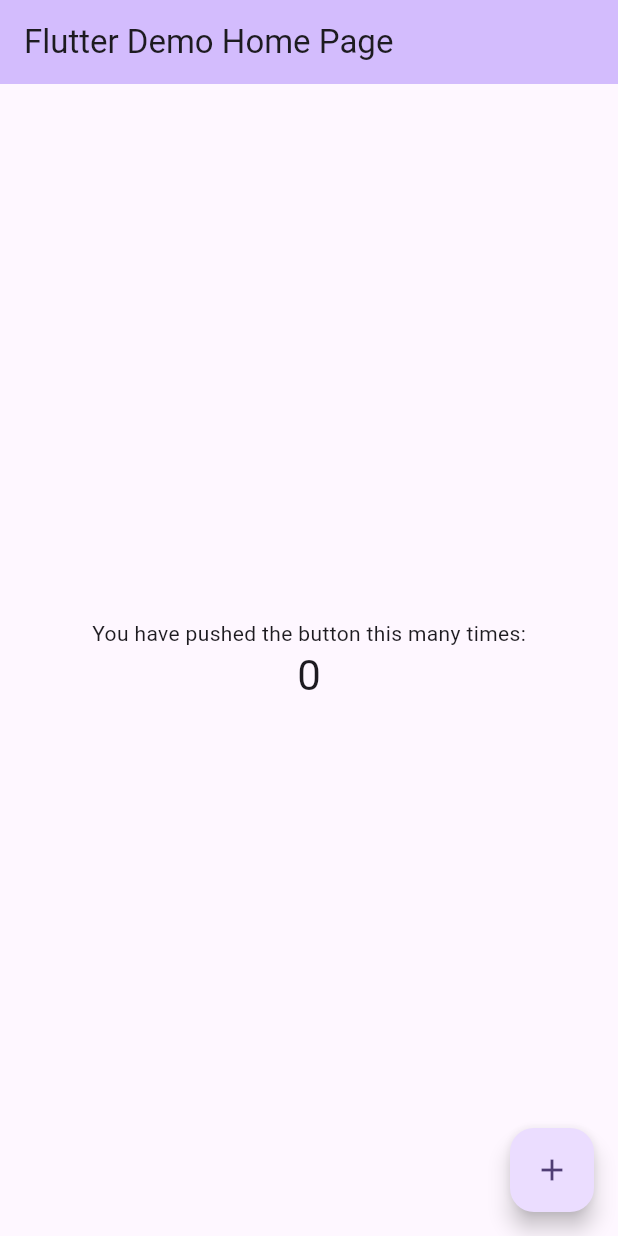
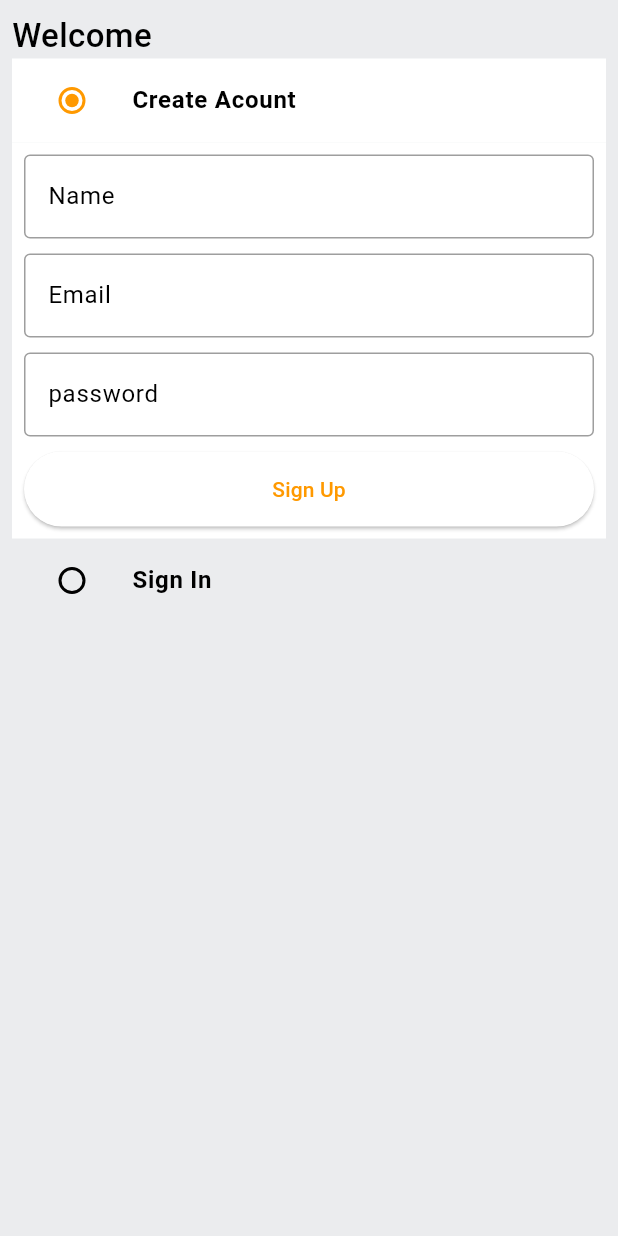
Before and after one commit to hakraoul/Ecommerce_App, a Flutter app: the screen it shows after launch, on a phone screen of 412 x 824 dp. Run offline on Flutter 3.47's test engine with Material 3 defaults, Android fonts, the phone set to English and light mode, and no system bars.

Commit message:
sign up feature

```diff
--- /dev/null
+++ b/lib/common/widgets/custom_button.dart
@@ -0,0 +1,18 @@
+import 'package:flutter/material.dart';
+
+class CustomButton extends StatelessWidget {
+  final String text;
+  final VoidCallback onTap;
+  const CustomButton({super.key, required this.text, required this.onTap});
+
+  @override
+  Widget build(BuildContext context) {
+    return ElevatedButton(
+      onPressed: onTap,
+      style: ElevatedButton.styleFrom(
+        minimumSize: const Size(double.infinity, 50),
+      ),
+      child: Text(text),
+    );
+  }
+}
--- /dev/null
+++ b/lib/common/widgets/custom_textfield.dart
@@ -0,0 +1,37 @@
+import 'package:flutter/material.dart';
+
+class CustomTextfield extends StatelessWidget {
+  CustomTextfield({
+    super.key,
+    required this.controller,
+    required this.hintText,
+  });
+  final TextEditingController controller;
+  String hintText;
+
+  @override
+  Widget build(BuildContext context) {
+    return TextFormField(
+      controller: controller,
+      decoration: InputDecoration(
+        hintText: hintText,
+        border: const OutlineInputBorder(
+          borderSide: BorderSide(
+            color: Colors.black38,
+          ),
+        ),
+        enabledBorder: const OutlineInputBorder(
+          borderSide: BorderSide(
+            color: Colors.black38,
+          ),
+        ),
+      ),
+      validator: (value) {
+        if(value == null || value.isEmpty){
+          return 'Enter your $hintText';
+        }
+        return null;
+      },
+    );
+  }
+}
--- /dev/null
+++ b/lib/constants/global_variables.dart
@@ -0,0 +1,20 @@
+import 'package:flutter/material.dart';
+import 'package:flutter/widgets.dart';
+
+String uri = 'http://172.20.10.2:3000';
+class GlobalVariables {
+  // COLORS
+  static const appBarGradient = LinearGradient(
+    colors: [
+      Color.fromARGB(255, 29, 201, 192),
+      Color.fromARGB(255, 125, 221, 216),
+    ],
+    stops: [0.5, 1.0],
+  );
+
+  static const secondaryColor = Color.fromRGBO(255, 153, 0, 1);
+  static const backgroundColor = Colors.white;
+  static const Color greyBackgroundCOlor = Color(0xffebecee);
+  static var selectedNavBarColor = Colors.cyan[800]!;
+  static const unselectedNavBarColor = Colors.black87;
+}
--- /dev/null
+++ b/lib/features/auth/screens/auth_screen.dart
@@ -0,0 +1,179 @@
+import 'package:ecommerce_app/common/widgets/custom_button.dart';
+import 'package:ecommerce_app/common/widgets/custom_textfield.dart';
+import 'package:ecommerce_app/constants/global_variables.dart';
+import 'package:ecommerce_app/features/auth/services/auth_service.dart';
+import 'package:flutter/material.dart';
+
+enum Auth { signin, signup }
+
+class AuthScreen extends StatefulWidget {
+  static const String routeName = '/auth-screen';
+  const AuthScreen({super.key});
+
+  @override
+  State<AuthScreen> createState() => _AuthScreenState();
+}
+
+class _AuthScreenState extends State<AuthScreen> {
+  Auth _auth = Auth.signup;
+  final _signinFormKey = GlobalKey<FormState>();
+  final _signupFormKey = GlobalKey<FormState>();
+  final AuthService authService = AuthService();
+  final TextEditingController _emailController = TextEditingController();
+  final TextEditingController _passwordController = TextEditingController();
+  final TextEditingController _nameController = TextEditingController();
+
+  @override
+  void dispose() {
+    super.dispose();
+    _emailController.dispose();
+    _passwordController.dispose();
+    _nameController.dispose();
+  }
+
+  void userSignUp() {
+    authService.SignUpUser(
+      context: context,
+      email: _emailController.text,
+      name: _nameController.text,
+      password: _passwordController.text,
+    );
+  }
+
+  @override
+  Widget build(BuildContext context) {
+    return Scaffold(
+      backgroundColor: GlobalVariables.greyBackgroundCOlor,
+      body: SafeArea(
+        child: Padding(
+          padding: const EdgeInsets.all(8.0),
+          child: Column(
+            crossAxisAlignment: CrossAxisAlignment.start,
+            children: [
+              const Text(
+                'Welcome',
+                style: TextStyle(
+                  fontWeight: FontWeight.w500,
+                  fontSize: 22,
+                ),
+              ),
+              ListTile(
+                tileColor: _auth == Auth.signup
+                    ? GlobalVariables.backgroundColor
+                    : GlobalVariables.greyBackgroundCOlor,
+                title: const Text(
+                  'Create Acount',
+                  style: TextStyle(
+                    fontWeight: FontWeight.bold,
+                  ),
+                ),
+                leading: Radio(
+                  activeColor: GlobalVariables.secondaryColor,
+                  value: Auth.signup,
+                  groupValue: _auth,
+                  onChanged: (Auth? val) {
+                    setState(() {
+                      _auth = val!;
+                    });
+                  },
+                ),
+              ),
+              if (_auth == Auth.signup)
+                Form(
+                  key: _signupFormKey,
+                  child: Container(
+                    padding: const EdgeInsets.all(8.0),
+                    color: GlobalVariables.backgroundColor,
+                    child: Column(
+                      children: [
+                        CustomTextfield(
+                          controller: _nameController,
+                          hintText: "Name",
+                        ),
+                        const SizedBox(
+                          height: 10,
+                        ),
+                        CustomTextfield(
+                          controller: _emailController,
+                          hintText: "Email",
+                        ),
+                        const SizedBox(
+                          height: 10,
+                        ),
+                        CustomTextfield(
+                          controller: _passwordController,
+                          hintText: "password",
+                        ),
+                        const SizedBox(
+                          height: 10,
+                        ),
+                        CustomButton(
+                          text: "Sign Up",
+                          onTap: () {
+                            if (_signinFormKey.currentState!.validate()) {
+                              userSignUp();
+                            }
+                          },
+                        ),
+                      ],
+                    ),
+                  ),
+                ),
+              ListTile(
+                tileColor: _auth == Auth.signin
+                    ? GlobalVariables.backgroundColor
+                    : GlobalVariables.greyBackgroundCOlor,
+                title: const Text(
+                  'Sign In',
+                  style: TextStyle(
+                    fontWeight: FontWeight.bold,
+                  ),
+                ),
+                leading: Radio(
+                  activeColor: GlobalVariables.secondaryColor,
+                  value: Auth.signin,
+                  groupValue: _auth,
+                  onChanged: (Auth? val) {
+                    setState(() {
+                      _auth = val!;
+                    });
+                  },
+                ),
+              ),
+              if (_auth == Auth.signin)
+                Form(
+                  key: _signinFormKey,
+                  child: Container(
+                    padding: const EdgeInsets.all(8.0),
+                    color: GlobalVariables.backgroundColor,
+                    child: Column(
+                      children: [
+                        CustomTextfield(
+                          controller: _emailController,
+                          hintText: "Email",
+                        ),
+                        const SizedBox(
+                          height: 10,
+                        ),
+                        CustomTextfield(
+                          controller: _passwordController,
+                          hintText: "password",
+                        ),
+                        const SizedBox(
+                          height: 10,
+                        ),
+                        CustomButton(
+                          text: "Sign Up",
+                          onTap: () {},
+                        )
+                      ],
+                    ),
+                  ),
+                ),
+            ],
+          ),
+        ),
+      ),
+    );
+  }
+}
--- a/lib/main.dart
+++ b/lib/main.dart
@@ -1,3 +1,6 @@
+import 'package:ecommerce_app/constants/global_variables.dart';
+import 'package:ecommerce_app/features/auth/screens/auth_screen.dart';
+import 'package:ecommerce_app/router.dart';
 import 'package:flutter/material.dart';
 
 void main() {
@@ -11,115 +14,21 @@ class MyApp extends StatelessWidget {
   @override
   Widget build(BuildContext context) {
     return MaterialApp(
+      debugShowCheckedModeBanner: false,
       title: 'Flutter Demo',
       theme: ThemeData(
-        // This is the theme of your application.
-        //
-        // TRY THIS: Try running your application with "flutter run". You'll see
-        // the application has a blue toolbar. Then, without quitting the app,
-        // try changing the seedColor in the colorScheme below to Colors.green
-        // and then invoke "hot reload" (save your changes or press the "hot
-        // reload" button in a Flutter-supported IDE, or press "r" if you used
-        // the command line to start the app).
-        //
-        // Notice that the counter didn't reset back to zero; the application
-        // state is not lost during the reload. To reset the state, use hot
-        // restart instead.
-        //
-        // This works for code too, not just values: Most code changes can be
-        // tested with just a hot reload.
-        colorScheme: ColorScheme.fromSeed(seedColor: Colors.deepPurple),
-        useMaterial3: true,
+        scaffoldBackgroundColor: GlobalVariables.backgroundColor,
+        appBarTheme: const AppBarTheme(
+          elevation: 0,
+          iconTheme: IconThemeData(color: Colors.black),
+        ),
+        colorScheme: const ColorScheme.light(
+          primary: GlobalVariables.secondaryColor,
+        ),
       ),
-      home: const MyHomePage(title: 'Flutter Demo Home Page'),
+      //Everytime we use route it will execute this callback
+      onGenerateRoute: (settings) => generateRoute(settings),
+      home: const AuthScreen()
     );
   }
 }
-
-class MyHomePage extends StatefulWidget {
-  const MyHomePage({super.key, required this.title});
-
-  // This widget is the home page of your application. It is stateful, meaning
-  // that it has a State object (defined below) that contains fields that affect
-  // how it looks.
-
-  // This class is the configuration for the state. It holds the values (in this
-  // case the title) provided by the parent (in this case the App widget) and
-  // used by the build method of the State. Fields in a Widget subclass are
-  // always marked "final".
-
-  final String title;
-
-  @override
-  State<MyHomePage> createState() => _MyHomePageState();
-}
-
-class _MyHomePageState extends State<MyHomePage> {
-  int _counter = 0;
-
-  void _incrementCounter() {
-    setState(() {
-      // This call to setState tells the Flutter framework that something has
-      // changed in this State, which causes it to rerun the build method below
-      // so that the display can reflect the updated values. If we changed
-      // _counter without calling setState(), then the build method would not be
-      // called again, and so nothing would appear to happen.
-      _counter++;
-    });
-  }
-
-  @override
-  Widget build(BuildContext context) {
-    // This method is rerun every time setState is called, for instance as done
-    // by the _incrementCounter method above.
-    //
-    // The Flutter framework has been optimized to make rerunning build methods
-    // fast, so that you can just rebuild anything that needs updating rather
-    // than having to individually change instances of widgets.
-    return Scaffold(
-      appBar: AppBar(
-        // TRY THIS: Try changing the color here to a specific color (to
-        // Colors.amber, perhaps?) and trigger a hot reload to see the AppBar
-        // change color while the other colors stay the same.
-        backgroundColor: Theme.of(context).colorScheme.inversePrimary,
-        // Here we take the value from the MyHomePage object that was created by
-        // the App.build method, and use it to set our appbar title.
-        title: Text(widget.title),
-      ),
-      body: Center(
-        // Center is a layout widget. It takes a single child and positions it
-        // in the middle of the parent.
-        child: Column(
-          // Column is also a layout widget. It takes a list of children and
-          // arranges them vertically. By default, it sizes itself to fit its
-          // children horizontally, and tries to be as tall as its parent.
-          //
-          // Column has various properties to control how it sizes itself and
-          // how it positions its children. Here we use mainAxisAlignment to
-          // center the children vertically; the main axis here is the vertical
-          // axis because Columns are vertical (the cross axis would be
-          // horizontal).
-          //
-          // TRY THIS: Invoke "debug painting" (choose the "Toggle Debug Paint"
-          // action in the IDE, or press "p" in the console), to see the
-          // wireframe for each widget.
-          mainAxisAlignment: MainAxisAlignment.center,
-          children: <Widget>[
-            const Text(
-              'You have pushed the button this many times:',
-            ),
-            Text(
-              '$_counter',
-              style: Theme.of(context).textTheme.headlineMedium,
-            ),
-          ],
-        ),
-      ),
-      floatingActionButton: FloatingActionButton(
-        onPressed: _incrementCounter,
-        tooltip: 'Increment',
-        child: const Icon(Icons.add),
-      ), // This trailing comma makes auto-formatting nicer for build methods.
-    );
-  }
-}
--- /dev/null
+++ b/lib/models/user.dart
@@ -0,0 +1,51 @@
+// ignore_for_file: public_member_api_docs, sort_constructors_first
+import 'dart:convert';
+
+class User {
+  final String id;
+  final String email;
+  final String name;
+  final String password;
+  final String address;
+  final String type;
+  final String token;
+
+  User({
+    required this.id,
+    required this.email,
+    required this.name,
+    required this.password,
+    required this.address,
+    required this.type,
+    required this.token,
+  });
+
+  Map<String, dynamic> toMap() {
+    return <String, dynamic>{
+      'id': id,
+      'email' : email,
+      'name': name,
+      'password': password,
+      'address': address,
+      'type': type,
+      'token': token,
+    };
+  }
+
+  factory User.fromMap(Map<String, dynamic> map) {
+    return User(
+      id: map['_id'] as String,
+      email: map['email'] as String,
+      name: map['name'] as String,
+      password: map['password'] as String,
+      address: map['address'] as String,
+      type: map['type'] as String,
+      token: map['token'] as String,
+    );
+  }
+
+  String toJson() => json.encode(toMap());
+
+  factory User.fromJson(String source) =>
+      User.fromMap(json.decode(source) as Map<String, dynamic>);
+}
--- a/pubspec.yaml
+++ b/pubspec.yaml
@@ -35,6 +35,7 @@ dependencies:
   # The following adds the Cupertino Icons font to your application.
   # Use with the CupertinoIcons class for iOS style icons.
   cupertino_icons: ^1.0.2
+  http: ^1.1.0
 
 dev_dependencies:
   flutter_test:
```
Also changed, not shown: lib/constants/error_handling.dart (added, +34 -0 lines), lib/constants/utils.dart (added, +9 -0 lines), lib/features/auth/services/auth_service.dart (added, +51 -0 lines), lib/router.dart (added, +21 -0 lines), pubspec.lock, 7 other files.
